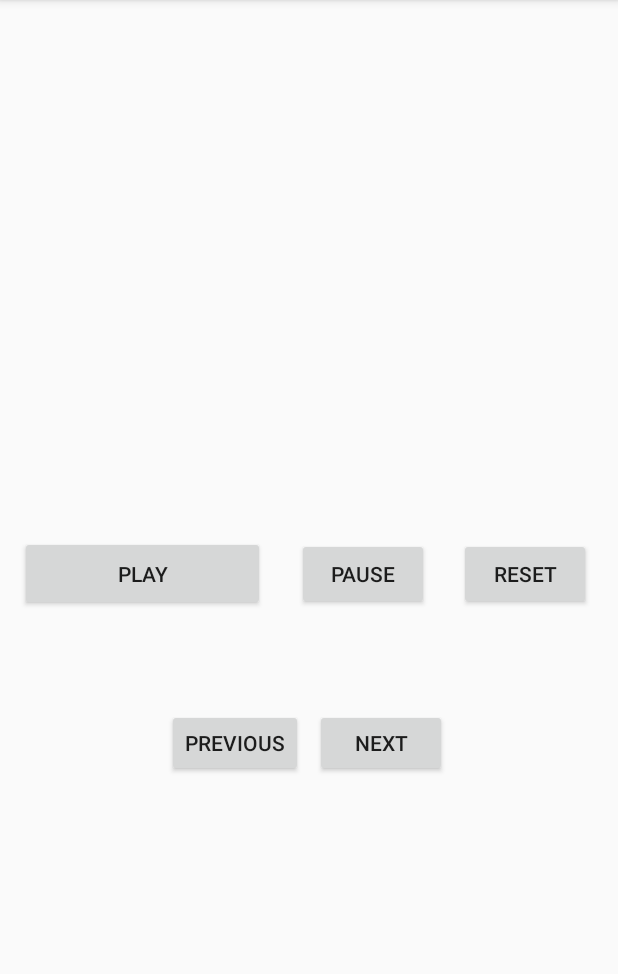
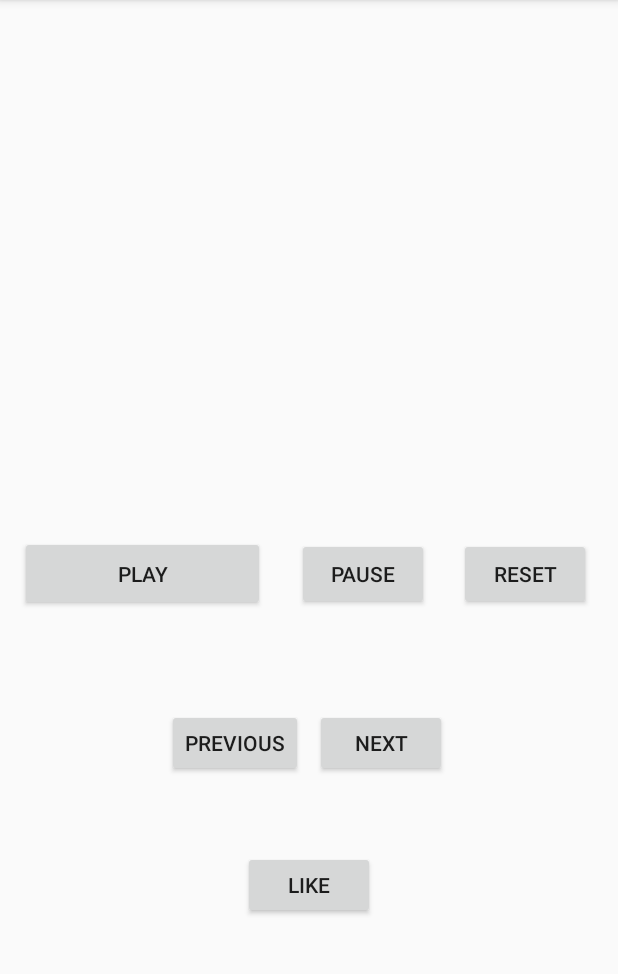
Before and after one commit to cortezpage/Flashback-Music, an Android app: the screen it shows after launch (MainActivity), on a phone screen of 412 x 824 dp, the part 84-1058 px from its top. Run offline under Robolectric (Android 15) with nearby library versions, the light colour scheme and no system bars.

Commit message:
Created SharedPrefHelper class to assist in data storage using strings

```diff
--- a/FlashbackMusic/app/build.gradle
+++ b/FlashbackMusic/app/build.gradle
@@ -22,6 +22,7 @@ dependencies {
     implementation fileTree(dir: 'libs', include: ['*.jar'])
     implementation 'com.android.support:appcompat-v7:26.1.0'
     implementation 'com.android.support.constraint:constraint-layout:1.0.2'
+    implementation 'com.android.support:design:26.1.0'
     testImplementation 'junit:junit:4.12'
     androidTestImplementation 'com.android.support.test:runner:1.0.1'
     androidTestImplementation 'com.android.support.test.espresso:espresso-core:3.0.1'
--- a/FlashbackMusic/app/src/main/AndroidManifest.xml
+++ b/FlashbackMusic/app/src/main/AndroidManifest.xml
@@ -16,6 +16,10 @@
                 <category android:name="android.intent.category.LAUNCHER" />
             </intent-filter>
         </activity>
+        <activity
+            android:name=".MusicSelection"
+            android:label="@string/title_activity_music_selection"
+            android:theme="@style/AppTheme.NoActionBar"></activity>
     </application>
 
 </manifest>
--- a/FlashbackMusic/app/src/main/java/com/example/cse110/flashbackmusic/MainActivity.java
+++ b/FlashbackMusic/app/src/main/java/com/example/cse110/flashbackmusic/MainActivity.java
@@ -8,10 +8,14 @@ import android.util.Log;
 import android.view.View;
 import android.widget.Button;
 
+import java.util.Map;
+
 public class MainActivity extends AppCompatActivity {
 
     private MusicPlayer musicPlayer;
-    private int [] songIDs;
+    private SharedPrefHelper sharedPrefHelper;
+    private SharedPreferences.Editor dataEditor;
+    private String [] song_data;
 
     @Override
     public void onDestroy() {
@@ -24,28 +28,27 @@ public class MainActivity extends AppCompatActivity {
         super.onCreate(savedInstanceState);
         setContentView(R.layout.activity_main);
 
+        song_data = new String[0];
+
         Context context = this.getApplicationContext();
         String filename = "com.example.cse110.flashbackmusic.song_data_preferences";
         SharedPreferences sharedPref = context.getSharedPreferences(filename, Context.MODE_PRIVATE);
+        dataEditor = sharedPref.edit();
 
-        SharedPreferences.Editor editor = sharedPref.edit();
-        // song name, song artist, song album, duration
-        editor.putString("" + R.raw.jazz_in_paris, "Jazz in Paris; Media Right Productions; YouTube Audio Library; 102");
-        editor.commit();
-        editor.putString("" + R.raw.america_religious, "America Religious; Caroline Rose; I Will Not Be Afraid; 253");
-        editor.commit();
-        editor.putString("" + R.raw.at_midnight, "At Midnight; Caroline Rose; I Will Not Be Afraid; 198");
-        editor.commit();
-        editor.putString("" + R.raw.back_east, "Back East; Caroline Rose; I Will Not Be Afraid; 190");
-        editor.commit();
+        sharedPrefHelper = new SharedPrefHelper(sharedPref, dataEditor);
+        sharedPrefHelper.validateData();
 
-        String returned = sharedPref.getString("" + R.raw.jazz_in_paris, "NOTHING FOUND");
-        Log.i("returned: ", returned);
-
-        songIDs = new int[] {R.raw.jazz_in_paris, R.raw.america_religious, R.raw.at_midnight, R.raw.back_east};
+        Map<String, ?> allEntries = sharedPref.getAll();
+        song_data = new String[allEntries.size()];
+        int index = 0;
+        for (Map.Entry<String, ?> entry : allEntries.entrySet()) {
+            Log.i("Read song data:", entry.getKey() + ": " + entry.getValue().toString());
+            song_data[index] = entry.getValue().toString();
+            index++;
+        }
 
         musicPlayer = new MusicPlayer(this.getResources());
-        musicPlayer.loadSongs(songIDs);
+        musicPlayer.loadSongs(song_data);
 
         // Link the "play" button with the play() method from the music player
         Button playButton = (Button) findViewById(R.id.button_play);
@@ -101,5 +104,19 @@ public class MainActivity extends AppCompatActivity {
                     }
                 }
         );
+
+        Button likeButton = (Button) findViewById(R.id.button_like);
+        likeButton.setOnClickListener(
+                new View.OnClickListener() {
+                    @Override
+                    public void onClick(View view) {
+                        musicPlayer.changeCurrentLikeStatus();
+                        int currID = musicPlayer.getCurrentMediaID();
+                        String currSong = musicPlayer.getCurrentString();
+                        sharedPrefHelper.writeSongData(currID, currSong);
+                        sharedPrefHelper.applyChanges();
+                    }
+                }
+        );
     }
 }
--- a/FlashbackMusic/app/src/main/java/com/example/cse110/flashbackmusic/MusicPlayer.java
+++ b/FlashbackMusic/app/src/main/java/com/example/cse110/flashbackmusic/MusicPlayer.java
@@ -18,9 +18,7 @@ public class MusicPlayer {
         this.play_index = 0;
     }
 
-    public void destroy() {
-        this.player.release();
-    }
+    public void destroy() { this.player.release(); }
 
     public void play() {
         this.player.start();
@@ -53,6 +51,18 @@ public class MusicPlayer {
         this.reset();
     }
 
+    public void changeCurrentLikeStatus() {
+        this.songs[play_index].incrementLikeStatus();
+    }
+
+    public int getCurrentLikeStatus() {
+        return this.songs[play_index].getLikeStatus();
+    }
+
+    public int getCurrentMediaID() { return this.songs[play_index].getMediaID(); }
+
+    public String getCurrentString() { return this.songs[play_index].toString(); }
+
     // Use this method when you implement the ability to click and choose a song!
     public void selectSong() {
         // update the play index
@@ -60,14 +70,15 @@ public class MusicPlayer {
     }
 
     // Calls loadSong() on each song to be loaded
-    public void loadSongs(int [] songIDs) {
+    // Loads songs based on previously-saved data in string format
+    public void loadSongs(String [] song_data) {
         // Load songs: here is where we will place the songs in an array
-        this.songs = new Song[songIDs.length];
+        this.songs = new Song[song_data.length];
         String songName = "Song #";
-        for (int index = 0; index < songIDs.length; index++) {
-            songs[index] = new Song(songName + index, "Artist", "Album", songIDs[index]);
+        for (int index = 0; index < song_data.length; index++) {
+            songs[index] = new Song(song_data[index]);
         }
-        loadSong(songIDs[0]); // load the first song to be played
+        loadSong(songs[0].getMediaID()); // load the first song to be played
     }
 
     /* loadSong is based on the loadMedia method from Lab 4.
--- /dev/null
+++ b/FlashbackMusic/app/src/main/java/com/example/cse110/flashbackmusic/SharedPrefHelper.java
@@ -0,0 +1,69 @@
+package com.example.cse110.flashbackmusic;
+
+import android.content.SharedPreferences;
+import android.util.Log;
+
+
+public class SharedPrefHelper {
+
+    private SharedPreferences sharedPref;
+    private SharedPreferences.Editor sharedEditor;
+
+    private String [] all_songs = {
+            "Jazz in Paris; Media Right Productions; YouTube Audio Library; 102; 0",
+            "America Religious; Caroline Rose; I Will Not Be Afraid; 253; 0",
+            "At Midnight; Caroline Rose; I Will Not Be Afraid; 198; 0",
+            "Back East; Caroline Rose; I Will Not Be Afraid; 190; 0",
+            "Blood On Your Bootheels; Caroline Rose; I Will Not Be Afraid; 195; 0",
+            "I Will Not Be Afraid; Caroline Rose; I Will Not Be Afraid; 146; 0",
+            "Tightrope Walker; Caroline Rose; I Will Not Be Afraid; 212; 0",
+            "When You Go; Caroline Rose; I Will Not Be Afraid; 224; 0"
+    };
+
+    private int [] all_IDs;
+    private String [] all_data;
+
+    public SharedPrefHelper (SharedPreferences prefs, SharedPreferences.Editor editor) {
+        this.sharedPref = prefs;
+        this.sharedEditor = editor;
+
+        this.all_IDs = new int [] {
+                R.raw.jazz_in_paris,
+                R.raw.america_religious,
+                R.raw.at_midnight,
+                R.raw.back_east,
+                R.raw.blood_on_your_bootheels,
+                R.raw.i_will_not_be_afraid,
+                R.raw.tightrope_walker,
+                R.raw.when_you_go
+        };
+
+        this.all_data = new String[this.all_songs.length];
+        for (int index = 0; index < this.all_data.length; index++) {
+            this.all_data[index] = this.all_songs[index] + "; " + this.all_IDs[index];
+        }
+    }
+
+    public void validateData() {
+        String currSong;
+        int write_count = 0;
+        for (int index = 0; index < all_data.length; index++) {
+            currSong = this.sharedPref.getString("" + all_IDs[index], "NOTHING FOUND");
+            if (currSong == "NOTHING FOUND") {
+                writeSongData(all_IDs[index], all_data[index]);
+                write_count++;
+                Log.i("new data written: ", all_data[index]);
+            }
+        }
+        if (write_count > 0) { this.applyChanges(); }
+    }
+
+    public void writeSongData(int ID, String data) {
+        Log.i("Updating song: ", data);
+        this.sharedEditor.putString("" + ID, data);
+    }
+
+    public void applyChanges() {
+        this.sharedEditor.apply();
+    }
+}
--- a/FlashbackMusic/app/src/main/java/com/example/cse110/flashbackmusic/Song.java
+++ b/FlashbackMusic/app/src/main/java/com/example/cse110/flashbackmusic/Song.java
@@ -1,17 +1,56 @@
 package com.example.cse110.flashbackmusic;
+
+import android.util.Log;
 
 public class Song {
     private String song_name; // name of the song
     private String artist_name; // name of the artist of the song
     private String album_name; // name of the album to which the song belongs
+    private int duration;
+    private int like_status; // 0 = neutral, 1 = favorited, and 2 = disliked
     private int media_id;
-    private int like_status; // 0 = neutral, 1 = favorited, and 2 = disliked
 
-    public Song(String name, String artist, String album, int id) {
-        this.song_name = name;
-        this.artist_name = artist;
-        this.album_name = album;
-        this.media_id = id;
+    /* an array of T/F values indicating the times of day at which the song has been played
+     * possible split:
+     * index 0 = 6 AM to 9 AM, index 1 = 9 AM to 12 PM, index 2 = 12 PM to 3 PM,
+     * index 3 = 3 PM to 6 PM, index 4 = 6 PM to 9 PM, index 5 = 9 PM to 12 AM
+     * We could split into 3 or 4 times of day if that is preferred!
+     */
+    private boolean [] times_of_day;
+
+    // an array of T/F values indicating the days of the week on which the song has been played
+    // index 0 = Sunday, 1 = Monday, 2 = Tuesday, etc.
+    private boolean [] days_of_the_week;
+
+    // an array of previous coordinates/locations at which this song was played
+    private Location [] locations;
+
+    // This constructor builds a song from a string filled with data about the song.
+    public Song(String data) {
+        String [] substrings = data.split("; ");
+        if (substrings.length < 6) {
+            Log.e("Song Constructor: ", "The song data is invalid!");
+            // Set Jazz in Paris as the default media
+            this.song_name = "Jazz in Paris";
+            this.artist_name = "Media Right Productions";
+            this.album_name = "YouTube Audio Library";
+            this.duration = 102;
+            this.like_status = 0;
+            this.media_id = 2131427333;
+            this.locations = new Location[0];
+            this.times_of_day = new boolean[6];
+            this.days_of_the_week = new boolean[7];
+        } else {
+            this.song_name = substrings[0];
+            this.artist_name = substrings[1];
+            this.album_name = substrings[2];
+            this.duration = Integer.parseInt(substrings[3]);
+            this.like_status = Integer.parseInt(substrings[4]);
+            this.media_id = Integer.parseInt(substrings[5]);
+            this.locations = new Location[0];
+            this.times_of_day = new boolean[6];
+            this.days_of_the_week = new boolean[7];
+        }
     }
 
     public String getSongName() { return this.song_name; }
@@ -28,6 +67,13 @@ public class Song {
 
     public int getLikeStatus() { return this.like_status; }
 
+    public void incrementLikeStatus() {
+        this.like_status++;
+        if (this.like_status > 2) {
+            this.like_status = 0;
+        }
+    }
+
     public boolean isNeutral() { return (this.like_status == 0); }
 
     public boolean isFavorited() { return (this.like_status == 1); }
@@ -40,4 +86,21 @@ public class Song {
 
     public void setToDisliked() { this.like_status = 2; }
 
+    public Location [] getLocations() { return this.locations; }
+
+    public void addNewLocation(Location newLocation) {
+        Location [] newLocations = new Location[this.locations.length + 1];
+        for (int index = 0; index < locations.length; index++) {
+            newLocations[index] = locations[index];
+        }
+        newLocations[this.locations.length] = newLocation;
+        this.locations = newLocations;
+    }
+
+    public String toString() {
+        String toReturn = this.song_name + "; " + this.artist_name + "; " + this.album_name;
+        toReturn = toReturn + "; "+ this.duration + "; " + this.like_status + "; " + this.media_id;
+        return toReturn;
+    }
+
 }
--- a/FlashbackMusic/app/src/main/res/layout/activity_main.xml
+++ b/FlashbackMusic/app/src/main/res/layout/activity_main.xml
@@ -66,4 +66,15 @@
         app:layout_constraintTop_toTopOf="parent"
         app:layout_constraintVertical_bias="0.654" />
 
+    <Button
+        android:id="@+id/button_like"
+        android:layout_width="wrap_content"
+        android:layout_height="45dp"
+        android:text="LIKE"
+        app:layout_constraintBottom_toBottomOf="parent"
+        app:layout_constraintLeft_toLeftOf="parent"
+        app:layout_constraintRight_toRightOf="parent"
+        app:layout_constraintTop_toTopOf="parent"
+        app:layout_constraintVertical_bias="0.785" />
+
 </android.support.constraint.ConstraintLayout>
--- /dev/null
+++ b/FlashbackMusic/app/src/main/res/values/dimens.xml
@@ -0,0 +1,3 @@
+<resources>
+    <dimen name="fab_margin">16dp</dimen>
+</resources>
--- a/FlashbackMusic/app/src/main/res/values/strings.xml
+++ b/FlashbackMusic/app/src/main/res/values/strings.xml
@@ -1,3 +1,4 @@
 <resources>
     <string name="app_name">Flashback Music</string>
+    <string name="title_activity_music_selection">MusicSelection</string>
 </resources>
--- a/FlashbackMusic/app/src/main/res/values/styles.xml
+++ b/FlashbackMusic/app/src/main/res/values/styles.xml
@@ -8,4 +8,13 @@
         <item name="colorAccent">@color/colorAccent</item>
     </style>
 
+    <style name="AppTheme.NoActionBar">
+        <item name="windowActionBar">false</item>
+        <item name="windowNoTitle">true</item>
+    </style>
+
+    <style name="AppTheme.AppBarOverlay" parent="ThemeOverlay.AppCompat.Dark.ActionBar" />
+
+    <style name="AppTheme.PopupOverlay" parent="ThemeOverlay.AppCompat.Light" />
+
 </resources>
```
Also changed, not shown: FlashbackMusic/app/src/main/java/com/example/cse110/flashbackmusic/Location.java (added, +22 -0 lines), FlashbackMusic/app/src/main/java/com/example/cse110/flashbackmusic/MusicSelection.java (added, +29 -0 lines), FlashbackMusic/app/src/main/res/layout/activity_music_selection.xml (added, +33 -0 lines), FlashbackMusic/app/src/main/res/layout/content_music_selection.xml (added, +11 -0 lines).
